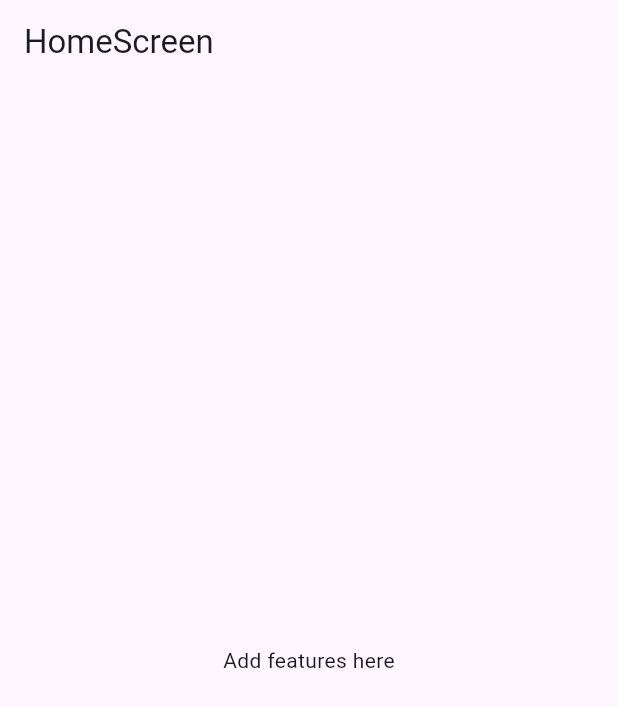
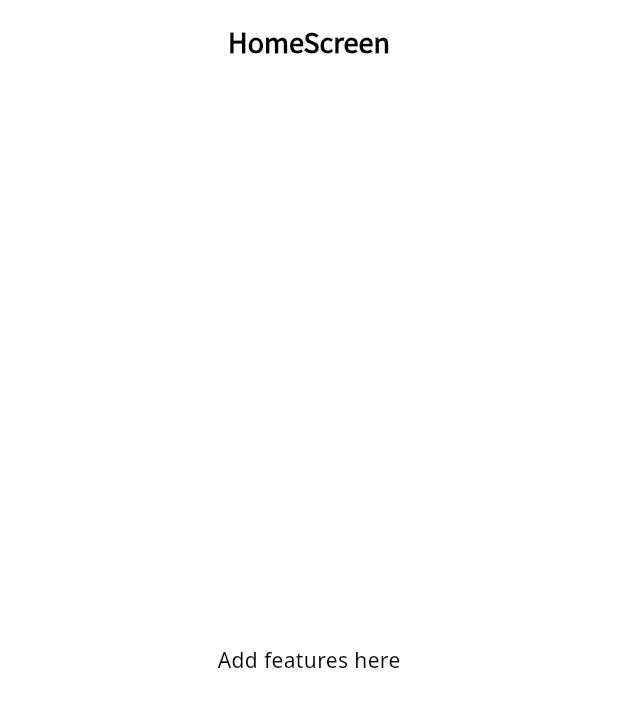
Before and after one commit to daegon0130/baseapp, a Flutter app: the screen it shows after launch, on a phone screen of 412 x 824 dp. Shown: the top 707 px of the screen. Run offline on Flutter 3.47's test engine with Material 3 defaults, Android fonts, the phone set to English and light mode, and no system bars; our stand-ins replace flutter_native_splash, go_router, google_fonts.

Commit message:
chore: Set App theme and color(light/dark mode)

```diff
--- /dev/null
+++ b/devtools_options.yaml
@@ -0,0 +1,3 @@
+description: This file stores settings for Dart & Flutter DevTools.
+documentation: https://docs.flutter.dev/tools/devtools/extensions#configure-extension-enablement-states
+extensions:
--- a/lib/main.dart
+++ b/lib/main.dart
@@ -1,4 +1,5 @@
 import 'package:baseapp/router.dart';
+import 'package:baseapp/theme/app_theme.dart';
 import 'package:flutter/material.dart';
 import 'package:flutter_native_splash/flutter_native_splash.dart';
 
@@ -23,9 +24,12 @@ class MyApp extends StatelessWidget {
   Widget build(BuildContext context) {
     return MaterialApp.router(
       title: 'BaseApp',
-      theme: ThemeData(
-        colorScheme: ColorScheme.fromSeed(seedColor: Colors.deepPurple),
-      ),
+      // theme: ThemeData(
+      //   colorScheme: ColorScheme.fromSeed(seedColor: Colors.deepPurple),
+      // ),
+      theme: AppTheme.lightTheme,
+      darkTheme: AppTheme.darkTheme,
+      themeMode: ThemeMode.system,
       routerConfig: router,
       debugShowCheckedModeBanner: false,
     );
--- /dev/null
+++ b/lib/theme/app_color.dart
@@ -0,0 +1,32 @@
+import 'package:flutter/material.dart';
+
+/// 앱에서 사용되는 색상을 정의하는 클래스입니다.
+/// 색상을 별도의 파일로 분리하는 이유:
+/// 1. 관심사 분리 (색상 정의와 테마 로직 분리)
+/// 2. 재사용성 (여러 곳에서 색상 임포트하여 사용 가능)
+/// 3. 유지보수성 (색상 변경 시 한 곳에서만 수정)
+class AppColors {
+  // 생성자를 private으로 선언하여 인스턴스화 방지
+  AppColors._();
+
+  /// 주 색상 - 앱의 주 색상
+  static const Color primary = Color(0xFF2196F3); // Material Blue
+
+  /// 보조 색상 - 주 색상과 조화를 이루는 색상
+  static const Color secondary = Color(0xFF03DAC6); // Material Teal
+
+  /// 배경 색상
+  static const Color background = Colors.white;
+
+  /// 에러 색상
+  static const Color error = Color.fromARGB(255, 176, 0, 32);
+
+  /// 텍스트 색상
+  static const Color textPrimary = Colors.black87;
+  static const Color textSecondary = Colors.black54;
+
+  /// 구분선 색상
+  static const Color divider = Colors.black12;
+
+  // 추가 색상은 필요에 따라 정의
+}
--- /dev/null
+++ b/lib/theme/app_theme.dart
@@ -0,0 +1,107 @@
+import 'package:baseapp/theme/app_color.dart';
+import 'package:flutter/material.dart';
+import 'package:flutter/services.dart';
+import 'package:google_fonts/google_fonts.dart';
+
+/// 많이 사용하는 테마 옵션만 포함한 예제 테마 클래스입니다.
+/// 실제 프로젝트에서는 이를 기반으로 필요한 옵션을 추가하여 사용하세요.
+class AppTheme {
+  /// 라이트 테마 구성
+  ///
+  /// 필수 요소:
+  /// 1. ColorScheme - 앱의 전반적인 색상 구성
+  /// 2. TextTheme - 텍스트 스타일 구성
+  /// 3. AppBarTheme - 상단 앱바 스타일 구성
+  static ThemeData get lightTheme {
+    return ThemeData(
+      // Material 3 활성화
+      useMaterial3: true,
+
+      // 1. ColorScheme 설정
+      // seedColor를 기반으로 자동으로 조화로운 색상 팔레트 생성
+      colorScheme: ColorScheme.fromSeed(
+        seedColor: AppColors.primary,
+        // 주요 색상 직접 지정
+        primary: AppColors.primary,
+        onPrimary: Colors.white,
+        // 배경 색상
+        surface: Colors.white,
+        onSurface: Colors.black,
+      ),
+
+      // 2. TextTheme 설정
+      // 앱 전체의 텍스트 스타일 정의
+      textTheme: GoogleFonts.notoSansTextTheme(
+        const TextTheme(
+          // 가장 자주 사용되는 스타일만 정의
+          titleLarge: TextStyle(fontSize: 22, fontWeight: FontWeight.bold),
+          bodyLarge: TextStyle(fontSize: 16, fontWeight: FontWeight.normal),
+          bodyMedium: TextStyle(fontSize: 14, fontWeight: FontWeight.normal),
+        ),
+      ),
+
+      // 3. AppBarTheme 설정
+      // 상단 앱바의 기본 스타일 정의
+      appBarTheme: AppBarTheme(
+        // 배경을 투명하게 설정하여 깔끔한 디자인 구현
+        backgroundColor: Colors.transparent,
+        // 그림자 효과 제거로 플랫한 디자인 구현
+        elevation: 0,
+        // 타이틀을 중앙 정렬
+        centerTitle: true,
+        // 상태바 스타일 설정
+        // dark: 상태바 아이콘을 어두운 색상으로 설정
+        // statusBarColor: 상태바 배경을 투명하게 설정
+        systemOverlayStyle: SystemUiOverlayStyle.dark.copyWith(
+          statusBarColor: Colors.transparent,
+        ),
+        // 앱바 타이틀의 텍스트 스타일 설정
+        // Noto Sans KR 폰트 적용으로 한글 가독성 최적화
+        titleTextStyle: GoogleFonts.notoSansKr(
+          fontSize: 18,
+          fontWeight: FontWeight.bold,
+          color: Colors.black,
+        ),
+      ),
+    );
+  }
+
+  /// 다크 테마 구성
+  /// 라이트 테마와 동일한 구조를 가지되, 색상만 다르게 설정
+  static ThemeData get darkTheme {
+    return ThemeData(
+      useMaterial3: true,
+      colorScheme: ColorScheme.fromSeed(
+        brightness: Brightness.dark, // 다크 모드 설정
+        seedColor: AppColors.primary,
+        primary: AppColors.primary,
+        onPrimary: Colors.black,
+        surface: Colors.black,
+        onSurface: Colors.white,
+      ),
+      textTheme: GoogleFonts.notoSansKrTextTheme(
+        const TextTheme(
+          titleLarge: TextStyle(fontSize: 22, fontWeight: FontWeight.bold),
+          bodyLarge: TextStyle(fontSize: 16, fontWeight: FontWeight.normal),
+          bodyMedium: TextStyle(fontSize: 14, fontWeight: FontWeight.normal),
+        ).apply(
+          bodyColor: Colors.white, // 다크 모드에서의 기본 텍스트 색상
+          displayColor: Colors.white,
+        ),
+      ),
+      appBarTheme: AppBarTheme(
+        backgroundColor: Colors.transparent,
+        elevation: 0,
+        centerTitle: true,
+        systemOverlayStyle: SystemUiOverlayStyle.light.copyWith(
+          statusBarColor: Colors.transparent,
+        ),
+        titleTextStyle: GoogleFonts.notoSansKr(
+          fontSize: 18,
+          fontWeight: FontWeight.bold,
+          color: Colors.white,
+        ),
+      ),
+    );
+  }
+}
```
Also changed, not shown: 1 other file.
